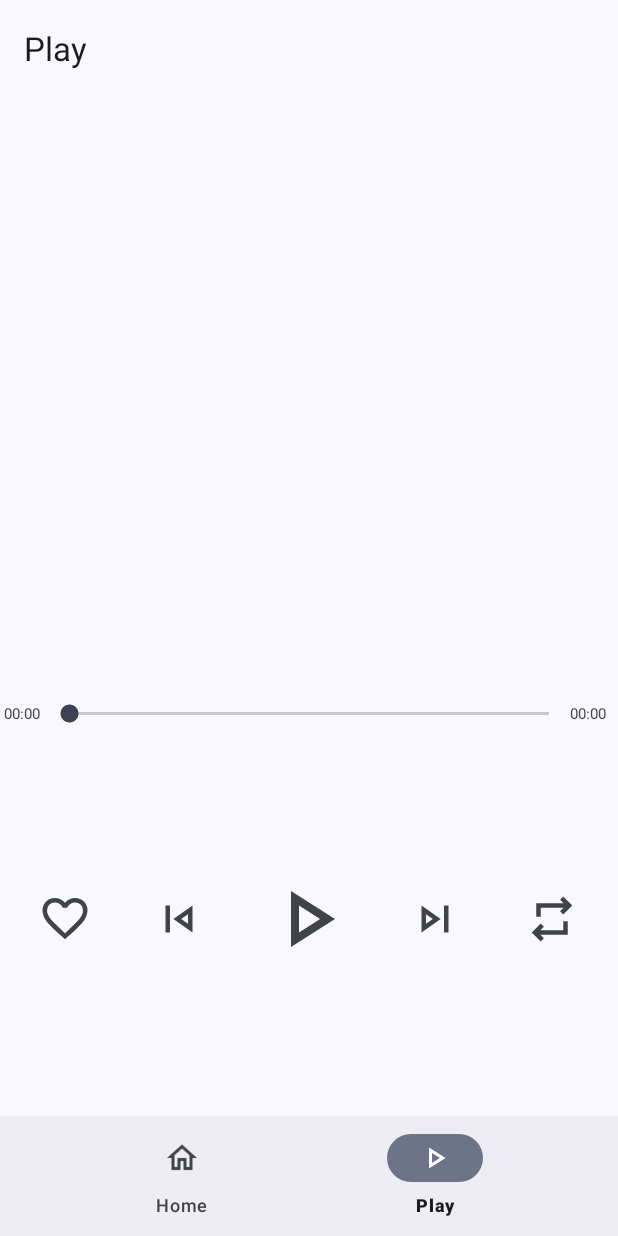
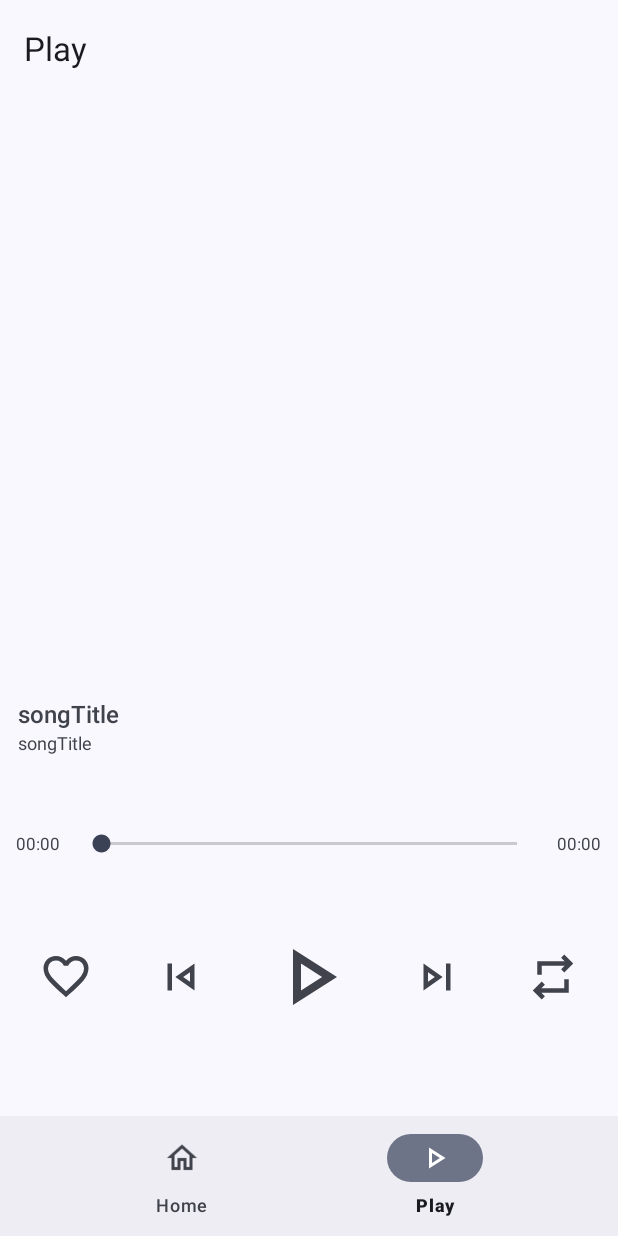
Before and after one commit to mumu12641/SoftMusic, an Android app: the MusicPlayFragment screen opened through its navigation route, on a phone screen of 412 x 824 dp. Run offline under Robolectric (Android 15) with nearby library versions, the light colour scheme and no system bars; our stand-ins replace CircleImageView, Room's generated code, navigation-ui; libraries missing offline, so code that uses them is left out: com.tencent.mmkv; 2 statements that could not run were skipped.

Commit message:
PlaybackFragment rewrite, code refactor

```diff
--- a/app/src/main/java/com/example/softmusic/MainViewModel.kt
+++ b/app/src/main/java/com/example/softmusic/MainViewModel.kt
@@ -5,31 +5,33 @@ import androidx.lifecycle.MutableLiveData
 import androidx.lifecycle.ViewModel
 import com.example.softmusic.room.DataBaseUtils
 
-class MainViewModel:ViewModel(){
+class MainViewModel : ViewModel() {
 
     val allPlayListSongsCrossRef = DataBaseUtils.getAllPlaylistSongCrossRef()
 
-    val nowProcess:MutableLiveData<Int> = MutableLiveData(0)
+    val nowProcess: MutableLiveData<Int> = MutableLiveData(0)
 
-    val duration : MutableLiveData<Int> = MutableLiveData()
+    val duration: MutableLiveData<Int> = MutableLiveData()
 
-    val lastProcess : MutableLiveData<Int> = MutableLiveData(-1)
+    val lastProcess: MutableLiveData<Int> = MutableLiveData(-1)
 
     var autoChangeFlag = false
 
-    val initFlag:MutableLiveData<Boolean> = MutableLiveData(false)
+    val initFlag: MutableLiveData<Boolean> = MutableLiveData(false)
 
-    val nowId:MutableLiveData<List<Long>> = MutableLiveData()
+    val nowId: MutableLiveData<List<Long>> = MutableLiveData()
 
-    val nowTitle:MutableLiveData<String> = MutableLiveData()
+    val nowTitle: MutableLiveData<String> = MutableLiveData()
+
+    val currentArtist: MutableLiveData<String> = MutableLiveData()
 
     val nowMusicRecordImageList = MutableLiveData<List<String>>()
 
     var haveMusicFlag = false
 
-    val nowImageUri:MutableLiveData<String> = MutableLiveData()
+    val nowImageUri: MutableLiveData<String> = MutableLiveData()
 
-    val likeFlag:MutableLiveData<Boolean> = MutableLiveData(false)
+    val likeFlag: MutableLiveData<Boolean> = MutableLiveData(false)
 
     // now playState
     val playbackState by lazy { MutableLiveData(EMPTY_PLAYBACK_STATE) }
--- a/app/src/main/java/com/example/softmusic/entity/MusicSong.kt
+++ b/app/src/main/java/com/example/softmusic/entity/MusicSong.kt
@@ -5,12 +5,11 @@ import androidx.room.PrimaryKey
 
 @Entity
 data class MusicSong(
+    @PrimaryKey(autoGenerate = true) val musicSongId:Long,
     var songTitle: String,
     var songSinger: String,
     var songAlbum: String,
     var mediaFileUri: String,
     var duration:Int,
     var albumId:Long
-){
-    @PrimaryKey(autoGenerate = true) var musicSongId:Long  = 0
-}
+)
--- a/app/src/main/java/com/example/softmusic/entity/MusicSongList.kt
+++ b/app/src/main/java/com/example/softmusic/entity/MusicSongList.kt
@@ -5,12 +5,11 @@ import androidx.room.PrimaryKey
 
 @Entity
 data class MusicSongList(
+    @PrimaryKey(autoGenerate = true) val musicSongListId: Long,
     var songListTitle: String,
     var createDate: String,
     var songNumber: Int,
     var builder: String,
     var description: String,
     var imageFileUri: String
-){
-    @PrimaryKey(autoGenerate = true) var musicSongListId:Long  = 0
-}
+)
--- a/app/src/main/java/com/example/softmusic/playMusic/MusicPlayFragment.kt
+++ b/app/src/main/java/com/example/softmusic/playMusic/MusicPlayFragment.kt
@@ -31,7 +31,7 @@ import java.util.*
 class MusicPlayFragment : Fragment(), SeekBar.OnSeekBarChangeListener, View.OnClickListener {
 
     private lateinit var musicPlayViewModel: MusicPlayViewModel
-    private lateinit var mainViewModel : MainViewModel
+    private lateinit var mainViewModel: MainViewModel
     private var mController: MediaControllerCompat? = null
     private val TAG = "MusicPlayFragment"
     private lateinit var _binding: FragmentMusicPlayBinding
@@ -41,8 +41,8 @@ class MusicPlayFragment : Fragment(), SeekBar.OnSeekBarChangeListener, View.OnCl
     private var currentPosition = 0
 
 
-    private val adapter:MusicRecordAdapter by lazy {
-        MusicRecordAdapter(listOf(),requireContext())
+    private val adapter: MusicRecordAdapter by lazy {
+        MusicRecordAdapter(listOf(), requireContext())
     }
 
 
@@ -82,14 +82,14 @@ class MusicPlayFragment : Fragment(), SeekBar.OnSeekBarChangeListener, View.OnCl
             repeatMode.setOnClickListener(this@MusicPlayFragment)
             snapRecyclerview.layoutManager = layoutManager
             snapRecyclerview.adapter = adapter
-            snapRecyclerview.addOnScrollListener(object : RecyclerView.OnScrollListener(){
+            snapRecyclerview.addOnScrollListener(object : RecyclerView.OnScrollListener() {
                 override fun onScrollStateChanged(recyclerView: RecyclerView, newState: Int) {
                     super.onScrollStateChanged(recyclerView, newState)
-                    when(newState){
+                    when (newState) {
                         SCROLL_STATE_IDLE -> {
-                            if (layoutManager.findFirstCompletelyVisibleItemPosition() == currentPosition + 1){
+                            if (layoutManager.findFirstCompletelyVisibleItemPosition() == currentPosition + 1) {
                                 binding.nextsong.performClick()
-                            }else if (layoutManager.findFirstCompletelyVisibleItemPosition() == currentPosition - 1){
+                            } else if (layoutManager.findFirstCompletelyVisibleItemPosition() == currentPosition - 1) {
                                 binding.lastsong.performClick()
                             }
                             currentPosition = layoutManager.findFirstCompletelyVisibleItemPosition()
@@ -101,43 +101,47 @@ class MusicPlayFragment : Fragment(), SeekBar.OnSeekBarChangeListener, View.OnCl
 
 
 
-        mainViewModel.apply {
-            nowImageUri.observe(viewLifecycleOwner){
+        mainViewModel.run {
+            nowImageUri.observe(viewLifecycleOwner) {
                 currentPosition = mainViewModel.nowMusicRecordImageList.value!!.indexOf(it)
                 binding.snapRecyclerview.scrollToPosition(currentPosition)
             }
-            duration.observe(viewLifecycleOwner){
+            duration.observe(viewLifecycleOwner) {
                 binding.seekBar.max = it
                 binding.durationTime.text = dateFormat.format(Date(it.toLong()))
             }
 
-            nowProcess.observe(viewLifecycleOwner){
-                binding.seekBar.progress = (it *1000)
+            nowProcess.observe(viewLifecycleOwner) {
+                binding.seekBar.progress = (it * 1000)
                 binding.nowTime.text = dateFormat.format(Date((it * 1000).toLong()))
             }
 
-            nowTitle.observe(viewLifecycleOwner){
+            nowTitle.observe(viewLifecycleOwner) {
                 binding.songTitle.text = it
             }
 
-            initFlag.observe(viewLifecycleOwner){
-                if (it == true){
+            currentArtist.observe(viewLifecycleOwner) {
+                binding.artistName.text = it
+            }
+
+            initFlag.observe(viewLifecycleOwner) {
+                if (it == true) {
                     binding.playsong.performClick()
                 }
             }
 
-            likeFlag.observe(viewLifecycleOwner){
-                if (it == true){
+            likeFlag.observe(viewLifecycleOwner) {
+                if (it == true) {
                     binding.favoriteFlag.setBackgroundResource(R.drawable.favorite_24px_yes)
                 }
             }
 
-            nowMusicRecordImageList.observe(viewLifecycleOwner){
+            nowMusicRecordImageList.observe(viewLifecycleOwner) {
                 adapter.setRecordList(it)
             }
 
-            playbackState.observe(viewLifecycleOwner){
-                when(it.state){
+            playbackState.observe(viewLifecycleOwner) {
+                when (it.state) {
                     PlaybackStateCompat.STATE_PLAYING -> {
                         binding.playsong.setBackgroundResource(R.drawable.outline_pause_24)
                     }
@@ -180,12 +184,12 @@ class MusicPlayFragment : Fragment(), SeekBar.OnSeekBarChangeListener, View.OnCl
                         PlaybackStateCompat.STATE_NONE -> {
                             Log.d(TAG, "onClick: STATE_NONE")
                             mController!!.transportControls.play()
-                            if (mainViewModel.initFlag.value == true){
+                            if (mainViewModel.initFlag.value == true) {
                                 mainViewModel.initFlag.value = false
                                 (requireActivity() as MainActivity).thread?.start()
                             }
                         }
-                        PlaybackStateCompat.STATE_SKIPPING_TO_NEXT ->{
+                        PlaybackStateCompat.STATE_SKIPPING_TO_NEXT -> {
                             mController!!.transportControls.play()
                         }
                     }
@@ -197,39 +201,51 @@ class MusicPlayFragment : Fragment(), SeekBar.OnSeekBarChangeListener, View.OnCl
                 R.id.lastsong -> {
                     mController?.transportControls?.skipToPrevious()
                 }
-                R.id.favorite_flag->{
-                    if (!mainViewModel.allPlayListSongsCrossRef.value!!.contains(PlaylistSongCrossRef(
-                                    mainViewModel.nowId.value!![1],mainViewModel.nowId.value!![0]))){
+                R.id.favorite_flag -> {
+                    if (!mainViewModel.allPlayListSongsCrossRef.value!!.contains(
+                            PlaylistSongCrossRef(
+                                mainViewModel.nowId.value!![1], mainViewModel.nowId.value!![0]
+                            )
+                        )
+                    ) {
                         binding.favoriteFlag.setBackgroundResource(R.drawable.favorite_24px_yes)
-                        DataBaseUtils.insertMusicSongRef(PlaylistSongCrossRef(mainViewModel.nowId.value!![1], mainViewModel.nowId.value!![0]))
+                        DataBaseUtils.insertMusicSongRef(
+                            PlaylistSongCrossRef(
+                                mainViewModel.nowId.value!![1],
+                                mainViewModel.nowId.value!![0]
+                            )
+                        )
                     }
                 }
-                R.id.repeat_mode->{
+                R.id.repeat_mode -> {
                     val bundle = Bundle()
 
-                    when (repeatMode){
+                    when (repeatMode) {
                         MediaPlaybackService.DEFAULT -> {
                             repeatMode = MediaPlaybackService.SHUFFLE
                             binding.repeatMode.setBackgroundResource(R.drawable.shuffle_24px)
-                            Toast.makeText(requireContext(),"随机播放",Toast.LENGTH_LONG).show()
+                            Toast.makeText(requireContext(), "随机播放", Toast.LENGTH_LONG).show()
                         }
                         MediaPlaybackService.SHUFFLE -> {
                             repeatMode = MediaPlaybackService.REPEAT_ONE
                             binding.repeatMode.setBackgroundResource(R.drawable.repeat_one_24px)
-                            Toast.makeText(requireContext(),"单曲循环",Toast.LENGTH_LONG).show()
+                            Toast.makeText(requireContext(), "单曲循环", Toast.LENGTH_LONG).show()
                         }
                         MediaPlaybackService.REPEAT_ONE -> {
                             repeatMode = MediaPlaybackService.DEFAULT
                             binding.repeatMode.setBackgroundResource(R.drawable.repeat_24px)
-                            Toast.makeText(requireContext(),"列表循环",Toast.LENGTH_LONG).show()
+                            Toast.makeText(requireContext(), "列表循环", Toast.LENGTH_LONG).show()
                         }
                     }
-                    bundle.putInt("order",repeatMode)
-                    mController?.transportControls?.sendCustomAction(MediaPlaybackService.CHANGE_MODE,bundle)
+                    bundle.putInt("order", repeatMode)
+                    mController?.transportControls?.sendCustomAction(
+                        MediaPlaybackService.CHANGE_MODE,
+                        bundle
+                    )
                 }
             }
         } else {
-          Toast.makeText(requireContext(),"你还没有播放列表哦，去添加歌曲吧！",Toast.LENGTH_LONG).show()
+            Toast.makeText(requireContext(), "你还没有播放列表哦，去添加歌曲吧！", Toast.LENGTH_LONG).show()
         }
     }
 
--- a/app/src/main/java/com/example/softmusic/room/MusicDao.kt
+++ b/app/src/main/java/com/example/softmusic/room/MusicDao.kt
@@ -68,8 +68,11 @@ interface MusicDao {
     @Query("SELECT * FROM musicSongList WHERE musicSongListId = :key")
     fun getLiveDataPlaylistsWithSongsById(key: Long?): LiveData<PlaylistWithSongs>
 
+    @Transaction
     @Query("SELECT * FROM musicSongList WHERE songListTitle = :songListTitle")
     fun getPlayListsWithSongsByKey(songListTitle:String): PlaylistWithSongs
+
+    @Transaction
     @Query("SELECT * FROM musicSongList WHERE musicSongListId = :musicSongListId")
     fun getPlayListsWithSongsById(musicSongListId:Long): PlaylistWithSongs
 
--- a/app/src/main/res/layout/fragment_music_play.xml
+++ b/app/src/main/res/layout/fragment_music_play.xml
@@ -1,52 +1,120 @@
 <?xml version="1.0" encoding="utf-8"?>
 <androidx.constraintlayout.widget.ConstraintLayout xmlns:android="http://schemas.android.com/apk/res/android"
     xmlns:app="http://schemas.android.com/apk/res-auto"
-    xmlns:tools="http://schemas.android.com/tools"
     android:layout_width="match_parent"
     android:layout_height="match_parent">
+
+    <androidx.constraintlayout.widget.ConstraintLayout
+        android:id="@+id/musicCoverLayout"
+        android:layout_width="match_parent"
+        android:layout_height="0dp"
+        app:layout_constraintBottom_toTopOf="@id/musicControllerLayout"
+        app:layout_constraintTop_toTopOf="parent"
+        app:layout_constraintVertical_weight="2">
+
         <de.hdodenhof.circleimageview.CircleImageView
             android:id="@+id/imageView2"
             android:layout_width="200dp"
             android:layout_height="200dp"
+            android:src="@drawable/music_note_150"
+            android:visibility="invisible"
+            app:civ_border_color="#FF000000"
             app:civ_border_width="1dp"
-            app:civ_border_color="#FF000000"
             app:layout_constraintBottom_toBottomOf="parent"
             app:layout_constraintEnd_toEndOf="parent"
             app:layout_constraintStart_toStartOf="parent"
-            app:layout_constraintTop_toTopOf="parent"
-            app:layout_constraintVertical_bias="0.155"
-            android:visibility="invisible"
-            android:src="@drawable/music_note_150"/>
+            app:layout_constraintTop_toTopOf="parent" />
+
         <androidx.recyclerview.widget.RecyclerView
             android:id="@+id/snap_recyclerview"
             android:layout_width="match_parent"
-            android:layout_height="wrap_content"
+            android:layout_height="300dp"
             app:layout_constraintBottom_toBottomOf="parent"
             app:layout_constraintEnd_toEndOf="parent"
             app:layout_constraintStart_toStartOf="parent"
-            app:layout_constraintTop_toTopOf="parent"
-            app:layout_constraintVertical_bias="0.155"/>
+            app:layout_constraintTop_toTopOf="parent" />
+
+        <TextView
+            android:id="@+id/songTitle"
+            android:layout_width="match_parent"
+            android:layout_height="wrap_content"
+            android:layout_marginHorizontal="12dp"
+            android:layout_marginTop="24dp"
+            android:fontFamily="sans-serif-medium"
+            android:maxLines="2"
+            android:text="songTitle"
+            android:textSize="16sp"
+            app:layout_constraintEnd_toEndOf="parent"
+            app:layout_constraintStart_toStartOf="parent"
+            app:layout_constraintTop_toBottomOf="@id/snap_recyclerview" />
+
+        <TextView
+            android:id="@+id/artistName"
+            android:layout_width="match_parent"
+            android:layout_height="wrap_content"
+            android:layout_marginHorizontal="12dp"
+            android:maxLines="2"
+            android:text="songTitle"
+            android:textSize="12sp"
+            app:layout_constraintEnd_toEndOf="parent"
+            app:layout_constraintStart_toStartOf="parent"
+            app:layout_constraintTop_toBottomOf="@id/songTitle" />
+
+    </androidx.constraintlayout.widget.ConstraintLayout>
+
+    <androidx.constraintlayout.widget.ConstraintLayout
+        android:id="@+id/musicControllerLayout"
+        android:layout_width="match_parent"
+        android:layout_height="0dp"
+        app:layout_constraintBottom_toBottomOf="parent"
+        app:layout_constraintTop_toBottomOf="@id/musicCoverLayout"
+        app:layout_constraintVertical_weight="1">
+
         <SeekBar
             android:id="@+id/seekBar"
-            android:layout_width="match_parent"
+            android:layout_width="0dp"
             android:layout_height="wrap_content"
-            android:layout_marginTop="128dp"
-            android:layout_marginEnd="30dp"
-            android:layout_marginStart="30dp"
-            app:layout_constraintEnd_toEndOf="@+id/imageView2"
-            app:layout_constraintStart_toStartOf="@+id/imageView2"
-            app:layout_constraintTop_toBottomOf="@+id/imageView2" />
+            android:layout_marginTop="36dp"
+            app:layout_constraintEnd_toStartOf="@id/duration_time"
+            app:layout_constraintHorizontal_weight="6"
+            app:layout_constraintStart_toEndOf="@id/now_time"
+            app:layout_constraintTop_toTopOf="parent" />
+
+        <TextView
+            android:id="@+id/now_time"
+            android:layout_width="0dp"
+            android:layout_height="wrap_content"
+            android:text="00:00"
+            android:textAlignment="center"
+            android:textSize="11sp"
+            app:layout_constraintBottom_toBottomOf="@+id/seekBar"
+            app:layout_constraintEnd_toStartOf="@+id/seekBar"
+            app:layout_constraintHorizontal_weight="1"
+            app:layout_constraintStart_toStartOf="parent"
+            app:layout_constraintTop_toTopOf="@id/seekBar" />
+
+        <TextView
+            android:id="@+id/duration_time"
+            android:layout_width="0dp"
+            android:layout_height="wrap_content"
+            android:text="00:00"
+            android:textAlignment="center"
+            android:textSize="11sp"
+            app:layout_constraintBottom_toBottomOf="@+id/seekBar"
+            app:layout_constraintEnd_toEndOf="parent"
+            app:layout_constraintHorizontal_weight="1"
+            app:layout_constraintStart_toEndOf="@id/seekBar"
+            app:layout_constraintTop_toTopOf="@id/seekBar" />
 
         <ImageView
             android:id="@+id/playsong"
             android:layout_width="wrap_content"
             android:layout_height="wrap_content"
-            android:layout_marginTop="96dp"
-            app:layout_constraintEnd_toEndOf="@+id/imageView2"
-            app:layout_constraintHorizontal_bias="0.49"
-            app:layout_constraintStart_toStartOf="@+id/imageView2"
-            app:layout_constraintTop_toBottomOf="@+id/seekBar"
-            android:background="@drawable/outline_play_arrow_24" />
+            android:layout_marginTop="48dp"
+            android:background="@drawable/outline_play_arrow_24"
+            app:layout_constraintEnd_toEndOf="parent"
+            app:layout_constraintStart_toStartOf="parent"
+            app:layout_constraintTop_toBottomOf="@+id/seekBar" />
 
         <ImageView
             android:id="@+id/nextsong"
@@ -68,40 +136,6 @@
             app:layout_constraintEnd_toStartOf="@+id/playsong"
             app:layout_constraintTop_toTopOf="@+id/playsong" />
 
-    <TextView
-        android:id="@+id/now_time"
-        android:layout_width="wrap_content"
-        android:layout_height="wrap_content"
-        android:layout_marginStart="4dp"
-        android:layout_marginTop="128dp"
-        android:layout_marginEnd="5dp"
-        android:text="00:00"
-        android:textSize="10sp"
-        app:layout_constraintBottom_toBottomOf="@+id/seekBar"
-        app:layout_constraintEnd_toStartOf="@+id/seekBar"
-        app:layout_constraintStart_toStartOf="parent"
-        app:layout_constraintTop_toBottomOf="@+id/imageView2" />
-
-    <TextView
-        android:id="@+id/duration_time"
-        android:layout_width="wrap_content"
-        android:layout_height="wrap_content"
-        android:layout_marginTop="128dp"
-        android:layout_marginEnd="8dp"
-        android:text="00:00"
-        android:textSize="10sp"
-        app:layout_constraintBottom_toBottomOf="@+id/seekBar"
-        app:layout_constraintEnd_toEndOf="parent"
-        app:layout_constraintTop_toBottomOf="@+id/imageView2" />
-
-    <TextView
-        android:id="@+id/songTitle"
-        android:layout_width="wrap_content"
-        android:layout_height="wrap_content"
-        android:layout_marginBottom="20dp"
-        app:layout_constraintBottom_toTopOf="@+id/imageView2"
-        app:layout_constraintEnd_toEndOf="@+id/imageView2"
-        app:layout_constraintStart_toStartOf="@+id/imageView2" />
 
         <ImageView
             android:id="@+id/favorite_flag"
@@ -113,7 +147,6 @@
             app:layout_constraintEnd_toStartOf="@+id/lastsong"
             app:layout_constraintStart_toStartOf="parent"
             app:layout_constraintTop_toTopOf="@+id/lastsong"
-        app:layout_constraintVertical_bias="0.0"
             app:srcCompat="@drawable/favorite_24px" />
 
         <ImageView
@@ -128,3 +161,4 @@
             app:layout_constraintStart_toEndOf="@+id/nextsong"
             app:layout_constraintTop_toTopOf="@+id/nextsong" />
     </androidx.constraintlayout.widget.ConstraintLayout>
+</androidx.constraintlayout.widget.ConstraintLayout>
```
Also changed, not shown: app/src/main/java/com/example/softmusic/MainActivity.kt (+50 -34 lines), app/src/main/java/com/example/softmusic/musicSong/MusicSongFragment.kt (+39 -20 lines), app/src/main/java/com/example/softmusic/playMusic/MediaPlaybackService.kt (+78 -63 lines), app/src/main/java/com/example/softmusic/songList/MusicSongListFragment.kt (+8 -4 lines), app/src/main/res/layout/music_record.xml (+4 -3 lines). Lines whose indentation alone changed are shown as unchanged.
